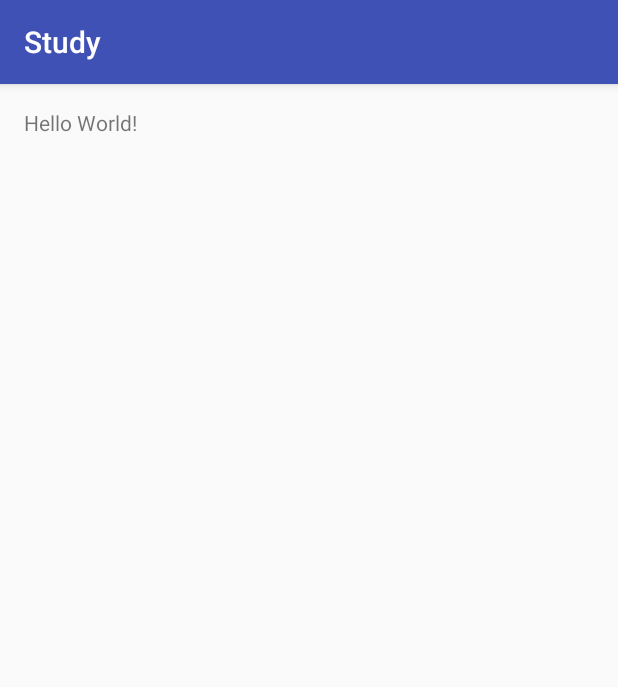
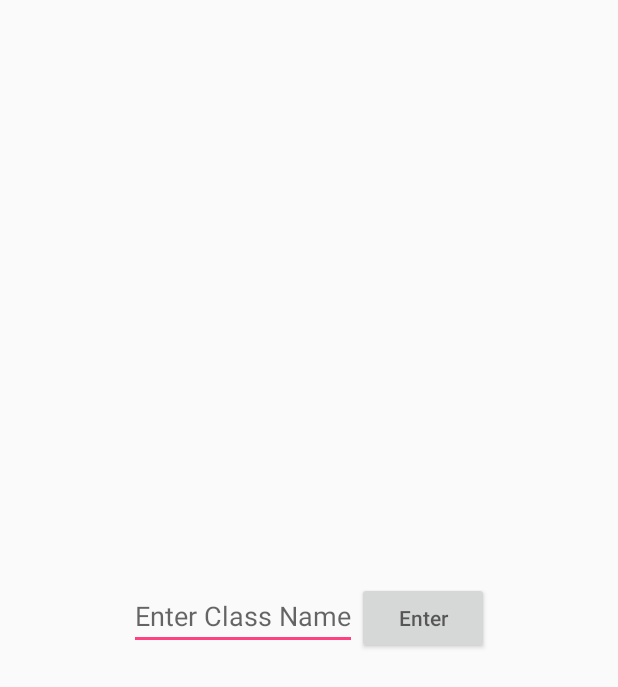
Before and after one commit to rbautista11/Study, an Android app: the screen it shows after launch (MainActivity before the commit, AddClass after it), on a phone screen of 412 x 824 dp. Shown: the top 687 px of the screen. Run offline under Robolectric (Android 15) with nearby library versions, the phone set to English and light mode, and no system bars; our stand-ins replace Firebase (no records; nobody signed in at launch, a user with empty details on screens opened directly).

Commit message:
Added Splash Page

```diff
--- a/app/build.gradle
+++ b/app/build.gradle
@@ -26,4 +26,6 @@ dependencies {
     })
     compile 'com.android.support:appcompat-v7:24.2.1'
     testCompile 'junit:junit:4.12'
+    compile 'com.google.firebase:firebase-database:9.6.1'
 }
+apply plugin: 'com.google.gms.google-services'
--- a/app/src/main/AndroidManifest.xml
+++ b/app/src/main/AndroidManifest.xml
@@ -8,13 +8,15 @@
         android:label="@string/app_name"
         android:supportsRtl="true"
         android:theme="@style/AppTheme">
-        <activity android:name=".MainActivity">
+        <activity android:name=".SplashScreen">
             <intent-filter>
                 <action android:name="android.intent.action.MAIN" />
 
                 <category android:name="android.intent.category.LAUNCHER" />
             </intent-filter>
         </activity>
+        <activity android:name=".MainActivity" />
+        <activity android:name=".AddClass"></activity>
     </application>
 
 </manifest>
--- /dev/null
+++ b/app/src/main/java/org/rafaelbautista/study/AddClass.java
@@ -0,0 +1,39 @@
+package org.rafaelbautista.study;
+
+import android.support.v7.app.AppCompatActivity;
+import android.os.Bundle;
+import android.view.View;
+import android.widget.Button;
+import android.widget.EditText;
+
+import com.google.firebase.database.DatabaseReference;
+import com.google.firebase.database.FirebaseDatabase;
+
+public class AddClass extends AppCompatActivity {
+    private Button myButton;
+    private EditText myEdit;
+
+    public void addClass(String className){
+        FirebaseDatabase database = FirebaseDatabase.getInstance();
+        DatabaseReference myRef = database.getReference("classes");
+
+        myRef.setValue(className);
+    }
+    @Override
+    protected void onCreate(Bundle savedInstanceState) {
+        super.onCreate(savedInstanceState);
+        setContentView(R.layout.activity_add_class);
+
+        myButton = (Button)findViewById(R.id.button);
+        myEdit = (EditText)findViewById(R.id.edittext);
+
+        myButton.setOnClickListener(
+                new View.OnClickListener(){
+                    public void onClick(View view)
+                    {
+                        addClass(myEdit.getText().toString());
+                    }
+                }
+        );
+    }
+}
--- a/app/src/main/java/org/rafaelbautista/study/MainActivity.java
+++ b/app/src/main/java/org/rafaelbautista/study/MainActivity.java
@@ -1,5 +1,6 @@
 package org.rafaelbautista.study;
 
+import android.content.Intent;
 import android.support.v7.app.AppCompatActivity;
 import android.os.Bundle;
 
@@ -9,5 +10,8 @@ public class MainActivity extends AppCompatActivity {
     protected void onCreate(Bundle savedInstanceState) {
         super.onCreate(savedInstanceState);
         setContentView(R.layout.activity_main);
+
+        Intent intent = new Intent(this, AddClass.class);
+        startActivity(intent);
     }
 }
--- /dev/null
+++ b/app/src/main/java/org/rafaelbautista/study/SplashScreen.java
@@ -0,0 +1,39 @@
+package org.rafaelbautista.study;
+
+import android.app.ActionBar;
+import android.app.Activity;
+import android.content.Intent;
+import android.support.v7.app.AppCompatActivity;
+import android.os.Bundle;
+import android.os.Handler;
+import android.view.View;
+
+
+public class SplashScreen extends AppCompatActivity {
+
+    private static int SplashTime = 2000;
+
+    @Override
+    protected void onCreate(Bundle savedInstanceState) {
+        super.onCreate(savedInstanceState);
+        setContentView(R.layout.activity_splash_screen);
+/*
+        //Hides the Status Bar
+        View decorView = getWindow().getDecorView();
+        int uiOptions = View.SYSTEM_UI_FLAG_FULLSCREEN;
+        decorView.setSystemUiVisibility(uiOptions);
+        ActionBar actionBar = getActionBar();
+        actionBar.hide();
+*/
+
+        new Handler().postDelayed(new Runnable(){
+            @Override
+            public void run() {
+                Intent intent = new Intent(SplashScreen.this, MainActivity.class);
+                startActivity(intent);
+                finish();
+            }
+        }, SplashTime);
+    }
+
+}
--- /dev/null
+++ b/app/src/main/res/layout/activity_add_class.xml
@@ -0,0 +1,32 @@
+<?xml version="1.0" encoding="utf-8"?>
+<RelativeLayout xmlns:android="http://schemas.android.com/apk/res/android"
+    xmlns:tools="http://schemas.android.com/tools"
+    android:id="@+id/activity_add_class"
+    android:layout_width="match_parent"
+    android:layout_height="match_parent"
+    android:paddingBottom="@dimen/activity_vertical_margin"
+    android:paddingLeft="@dimen/activity_horizontal_margin"
+    android:paddingRight="@dimen/activity_horizontal_margin"
+    android:paddingTop="@dimen/activity_vertical_margin"
+    tools:context="org.rafaelbautista.study.AddClass">
+<LinearLayout
+    android:layout_width="wrap_content"
+    android:layout_height="wrap_content"
+    android:layout_centerVertical="true"
+    android:layout_centerHorizontal="true">
+
+    <EditText
+        android:id="@+id/edittext"
+        android:layout_width="wrap_content"
+        android:layout_height="wrap_content"
+        android:hint="@string/addClassHint"/>
+    <Button
+        android:id="@+id/button"
+        android:layout_width="wrap_content"
+        android:layout_height="wrap_content"
+        android:hint="@string/enter"
+        />
+
+</LinearLayout>
+
+</RelativeLayout>
--- a/app/src/main/res/values/colors.xml
+++ b/app/src/main/res/values/colors.xml
@@ -3,4 +3,5 @@
     <color name="colorPrimary">#3F51B5</color>
     <color name="colorPrimaryDark">#303F9F</color>
     <color name="colorAccent">#FF4081</color>
+    <color name="splashBackground">#E3655B</color>
 </resources>
--- a/app/src/main/res/values/strings.xml
+++ b/app/src/main/res/values/strings.xml
@@ -1,3 +1,5 @@
 <resources>
     <string name="app_name">Study</string>
+    <string name="enter">Enter</string>
+    <string name="addClassHint">Enter Class Name</string>
 </resources>
--- a/app/src/main/res/values/styles.xml
+++ b/app/src/main/res/values/styles.xml
@@ -1,8 +1,10 @@
 <resources>
 
     <!-- Base application theme. -->
-    <style name="AppTheme" parent="Theme.AppCompat.Light.DarkActionBar">
+    <style name="AppTheme" parent="Theme.AppCompat.Light.NoActionBar">
         <!-- Customize your theme here. -->
+
+        <item name="android:windowFullscreen">true</item>
         <item name="colorPrimary">@color/colorPrimary</item>
         <item name="colorPrimaryDark">@color/colorPrimaryDark</item>
         <item name="colorAccent">@color/colorAccent</item>
--- a/build.gradle
+++ b/build.gradle
@@ -6,7 +6,7 @@ buildscript {
     }
     dependencies {
         classpath 'com.android.tools.build:gradle:2.2.0'
-
+        classpath 'com.google.gms:google-services:3.0.0'
         // NOTE: Do not place your application dependencies here; they belong
         // in the individual module build.gradle files
     }
```
Also changed, not shown: app/src/main/res/layout/activity_splash_screen.xml (added, +22 -0 lines), app/src/main/res/drawable/logo.png (added), app/src/main/res/mipmap-hdpi/ic_launcher.png, app/src/main/res/mipmap-mdpi/ic_launcher.png, app/src/main/res/mipmap-xhdpi/ic_launcher.png.
